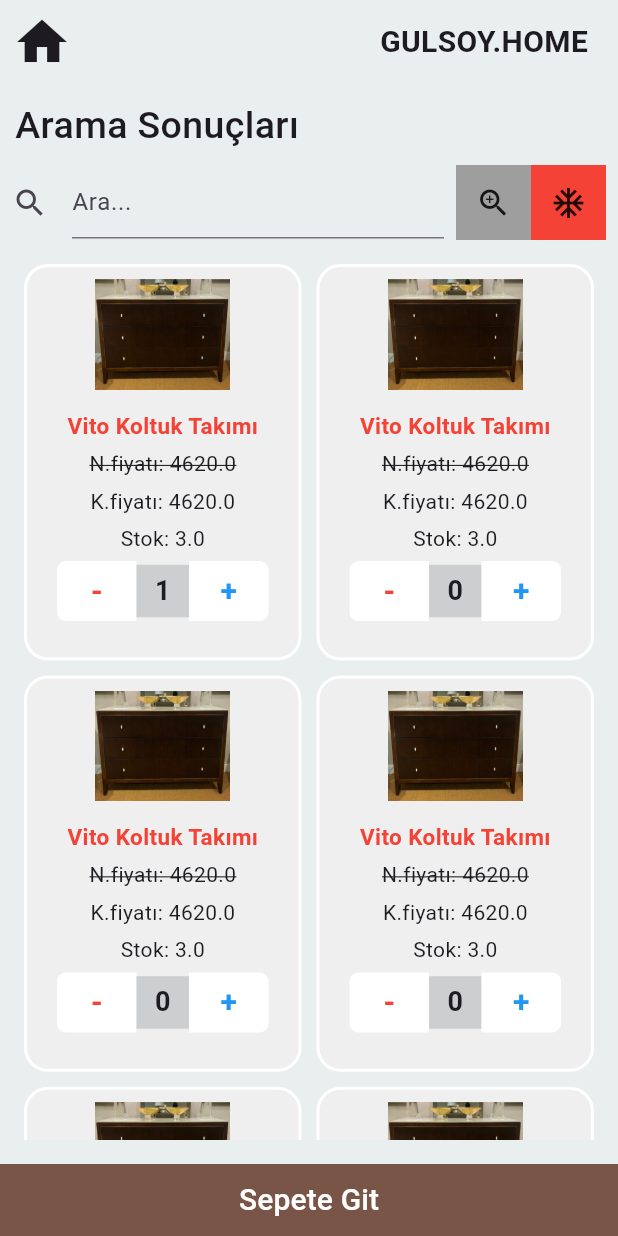
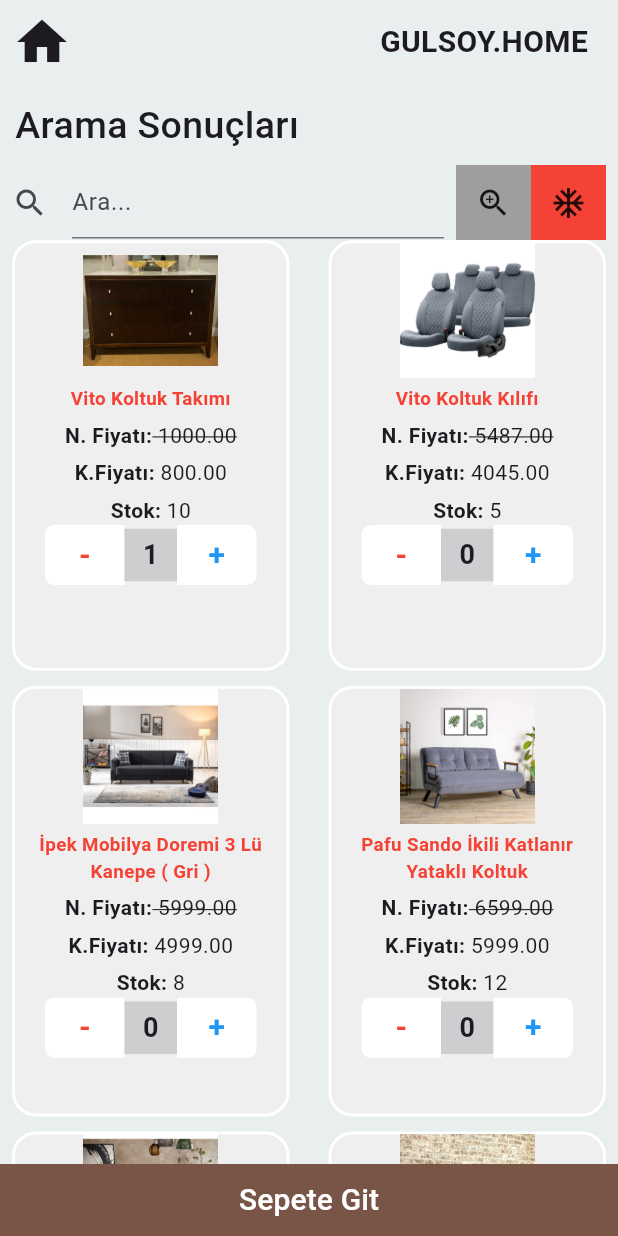
Before and after one commit to oguzcoll/flutter-ecommerce, a Flutter app: the screen it shows after launch, after a tap on an icon or button, on a phone screen of 412 x 824 dp. Run offline on Flutter 3.47's test engine with Material 2 defaults, Android fonts, the light colour scheme and no system bars.

Commit message:
completed reading and displaying of all product informations from  products.json and Improved overall product card layout in MainPage.

```diff
--- a/lib/assets/products.json
+++ b/lib/assets/products.json
@@ -2,15 +2,15 @@
   {
     "name": "Vito Koltuk Takımı",
     "image": "lib/assets/image1.png",
-    "normalPrice": 100.0,
-    "discountedPrice": 80.0,
+    "normalPrice": 1000.0,
+    "discountedPrice": 800.0,
     "stock": 10
   },
   {
     "name": "Vito Koltuk Kılıfı",
     "image": "lib/assets/image2.jpeg",
-    "normalPrice": 50.0,
-    "discountedPrice": 40.0,
+    "normalPrice": 5487.0,
+    "discountedPrice": 4045.0,
     "stock": 5
   },
   {
@@ -49,7 +49,7 @@
     "stock": 12
   },
   {
-    "name": "Homedius Magic Tek Kişilik Katlanır Yataklı Koltuk - Antrasit",
+    "name": "Homedius Magic Tek Kişilik Katlanır Yataklı Koltuk",
     "image": "lib/assets/image8.jpeg",
     "normalPrice": 3599.0,
     "discountedPrice": 2999.0,
@@ -63,7 +63,7 @@
     "stock": 6
   },
   {
-    "name": "Woodesk Arin Masif Tik-Camel Renk Sedir CPT8311-200",
+    "name": "Woodesk Arin Masif Tik-Camel Renk Sedir",
     "image": "lib/assets/image10.jpeg",
     "normalPrice": 7599.0,
     "discountedPrice": 5999.0,
--- a/lib/main.dart
+++ b/lib/main.dart
@@ -1,5 +1,5 @@
 import 'package:flutter/material.dart';
-import './pages/MainPage.dart';
+import 'package:hepsiorda/pages/main_page.dart';
 
 void main() {
   runApp(const MyApp());
--- /dev/null
+++ b/lib/models/product.dart
@@ -0,0 +1,16 @@
+// ignore: file_names
+class Product {
+  final String name;
+  final String image;
+  final double normalPrice;
+  final double discountedPrice;
+  final int stock;
+
+  Product({
+    required this.name,
+    required this.image,
+    required this.normalPrice,
+    required this.discountedPrice,
+    required this.stock,
+  });
+}
--- a/lib/pages/CartPage.dart
+++ b/lib/pages/cart_page.dart
@@ -1,5 +1,5 @@
 import 'package:flutter/material.dart';
-import 'package:hepsiorda/widgets/CartItem.dart';
+import 'package:hepsiorda/widgets/cart_item.dart';
 
 class CartPage extends StatefulWidget {
   const CartPage({super.key});
--- a/lib/pages/MainPage.dart
+++ b/lib/pages/main_page.dart
@@ -1,7 +1,9 @@
 import 'package:flutter/material.dart';
-import 'package:hepsiorda/pages/CartPage.dart';
+import 'package:hepsiorda/models/product.dart';
+import 'package:hepsiorda/pages/cart_page.dart';
+import 'package:hepsiorda/utils/json_helper.dart';
 
-import '../widgets/Products.dart';
+import '../widgets/products.dart';
 
 class MainPage extends StatefulWidget {
   const MainPage({super.key});
@@ -69,7 +71,7 @@ class _MainPageState extends State<MainPage> {
                 ),
               ),
               Container(
-                child: const Icon(Icons.zoom_in),
+                child: Icon(Icons.zoom_in),
                 width: 50,
                 height: 50,
                 color: Colors.grey,
@@ -86,20 +88,36 @@ class _MainPageState extends State<MainPage> {
             ],
           ),
           Expanded(
-            child: Padding(
-              padding: const EdgeInsets.all(16),
-              child: GridView.builder(
-                gridDelegate: const SliverGridDelegateWithFixedCrossAxisCount(
+            child: FutureBuilder<List<Product>>(
+              future: fetchProducts(context),
+              builder: (context, snapshot) {
+                if (snapshot.connectionState == ConnectionState.waiting) {
+                  return CircularProgressIndicator();
+                } else if (snapshot.hasError) {
+                  return Text(
+                      'Veriler yüklenirken bir hata oluştu: ${snapshot.error}');
+                } else {
+                  final List<Product>? products = snapshot.data;
+                  return GridView.builder(
+                    gridDelegate:
+                        const SliverGridDelegateWithFixedCrossAxisCount(
                       crossAxisCount: 2,
                       mainAxisSpacing: 10,
                       crossAxisSpacing: 10,
                       childAspectRatio: 0.7,
                     ),
-                itemCount: 20,
+                    itemCount: products?.length ?? 0,
                     itemBuilder: (context, index) {
-                  return Products();
+                      final product = products![index];
+                      // Burada ürün bilgilerini kullanarak bir widget oluşturabilirsiniz.
+                      return Padding(
+                        padding: const EdgeInsets.symmetric(horizontal: 8),
+                        child: Products(product: product),
+                      );
                     },
-              ),
+                  );
+                }
+              },
             ),
           ),
           Container(
--- /dev/null
+++ b/lib/utils/json_helper.dart
@@ -0,0 +1,23 @@
+import 'dart:convert';
+
+import 'package:flutter/material.dart';
+import 'package:hepsiorda/models/product.dart';
+
+Future<List<Product>> fetchProducts(BuildContext context) async {
+  final String jsonData = await DefaultAssetBundle.of(context)
+      .loadString('lib/assets/products.json');
+  final List<dynamic> data = json.decode(jsonData);
+
+  // JSON verilerini Product sınıfına dönüştürün
+  final List<Product> products = data
+      .map((json) => Product(
+            name: json['name'],
+            image: json['image'],
+            normalPrice: json['normalPrice'],
+            discountedPrice: json['discountedPrice'],
+            stock: json['stock'],
+          ))
+      .toList();
+
+  return products;
+}
--- a/lib/widgets/Products.dart
+++ b/lib/widgets/Products.dart
@@ -1,6 +1,11 @@
 import 'package:flutter/material.dart';
+import 'package:hepsiorda/models/product.dart';
 
 class Products extends StatefulWidget {
+  final Product product;
+
+  const Products({super.key, required this.product});
+
   @override
   State<StatefulWidget> createState() {
     return _ProductsState();
@@ -11,6 +16,7 @@ class _ProductsState extends State<Products> {
   int productCount = 0;
   @override
   Widget build(BuildContext context) {
+    final product = widget.product;
     return Container(
       decoration: BoxDecoration(
           borderRadius: BorderRadius.circular(16),
@@ -19,7 +25,7 @@ class _ProductsState extends State<Products> {
       child: Column(
         children: [
           Image.asset(
-            'lib/assets/image1.png',
+            product.image,
             height: 90,
             width: 90,
           ),
@@ -27,38 +33,74 @@ class _ProductsState extends State<Products> {
             height: 5,
           ),
           // ürün adı
-          const Text(
-            "Vito Koltuk Takımı",
-            style: TextStyle(
+          Text(
+            product.name,
+            style: const TextStyle(
               color: Colors.red,
               fontWeight: FontWeight.bold,
-              fontSize: 15,
+              fontSize: 12.5,
             ),
+            textAlign: TextAlign.center,
           ),
           const SizedBox(
             height: 5,
           ),
 
           // Normal Fiyatı
-          const Text(
-            "N.fiyatı: 4620.0",
-            style: TextStyle(
-              decoration: TextDecoration.lineThrough,
-            ),
+          Row(
+            mainAxisAlignment: MainAxisAlignment.center,
+            children: [
+              const Text(
+                "N. Fiyatı:",
+                style: TextStyle(
+                  fontWeight: FontWeight.bold,
+                ),
+              ),
+              Text(
+                " ${product.normalPrice.toStringAsFixed(2)}",
+                style: const TextStyle(
+                  decoration: TextDecoration.lineThrough,
+                ),
+              ),
+            ],
           ),
           const SizedBox(
             height: 5,
           ),
 
-          // Kampanyalı Fiyatı
-          Text("K.fiyatı: 4620.0"),
+          Row(
+            mainAxisAlignment: MainAxisAlignment.center,
+            children: [
+              const Text(
+                "K.Fiyatı:",
+                style: TextStyle(
+                  fontWeight: FontWeight.bold,
+                ),
+              ),
+              Text(
+                " ${product.discountedPrice.toStringAsFixed(2)}",
+                // Diğer metinlerde olduğu gibi ihtiyaca göre burada da stillendirme yapabilirsiniz.
+              ),
+            ],
+          ),
           const SizedBox(
             height: 5,
           ),
-          // Stok Sayısı
-          Text("Stok: 3.0"),
-          const SizedBox(
-            height: 5,
+
+          Row(
+            mainAxisAlignment: MainAxisAlignment.center,
+            children: [
+              const Text(
+                "Stok:",
+                style: TextStyle(
+                  fontWeight: FontWeight.bold,
+                ),
+              ),
+              Text(
+                ' ${product.stock.toStringAsFixed(0)}',
+                // Diğer metinlerde olduğu gibi ihtiyaca göre burada da stillendirme yapabilirsiniz.
+              ),
+            ],
           ),
 
           Row(
--- a/pubspec.yaml
+++ b/pubspec.yaml
@@ -34,6 +34,8 @@ dependencies:
   # The following adds the Cupertino Icons font to your application.
   # Use with the CupertinoIcons class for iOS style icons.
   cupertino_icons: ^1.0.2
+  riverpod: ^2.3.7
+  provider: ^6.0.5
 
 dev_dependencies:
   flutter_test:
```
Also changed, not shown: lib/widgets/cart_item.dart (renamed from lib/widgets/CartItem.dart), pubspec.lock. Lines whose indentation alone changed are shown as unchanged.
